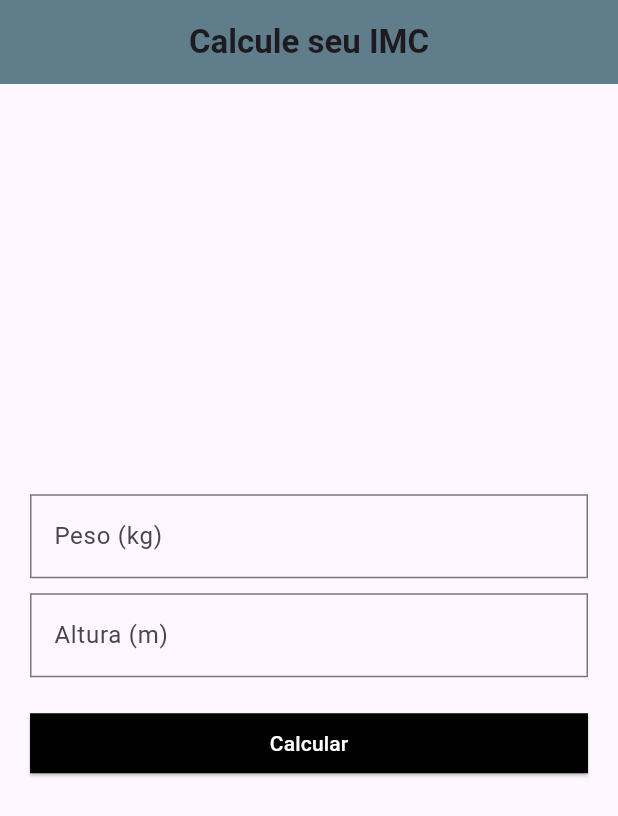
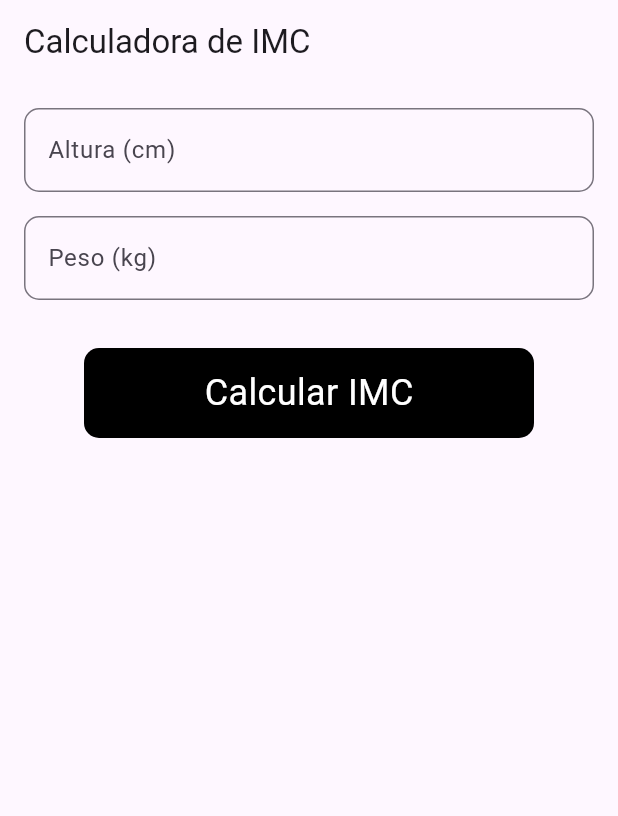
Before and after one commit to LeonardoViniciusBSantos/Calculadora-IMC, a Flutter app: the screen it shows after launch, on a phone screen of 412 x 824 dp. Shown: the top 816 px of the screen. Run offline on Flutter 3.47's test engine with Material 3 defaults, Android fonts, the phone set to English and light mode, and no system bars.

Commit message:
subindo alterações

```diff
--- a/lib/home/calculadora.view.dart
+++ /dev/null
@@ -1,70 +0,0 @@
-import 'package:flutter/cupertino.dart';
-import 'package:flutter/material.dart';
-
-import 'widgets/customButton.widget.dart';
-import 'widgets/customTextField.widget.dart';
-import 'calculadora.dart';
-
-class CalculadoraIMC extends StatefulWidget {
-  @override
-  State<CalculadoraIMC> createState() => _CalculadoraIMCState();
-}
-
-class _CalculadoraIMCState extends State<CalculadoraIMC> {
-  final TextEditingController pesoController = TextEditingController();
-  final TextEditingController alturaController = TextEditingController();
-  String? _imcMessage;
-
-  void calcularIMC() {
-    double peso = double.tryParse(pesoController.text) ?? 0.0;
-    double altura = double.tryParse(alturaController.text) ?? 0.0;
-    setState(() {
-      _imcMessage = IMCCalculator.calcularIMC(peso, altura);
-    });
-  }
-
-  @override
-  Widget build(BuildContext context) {
-    return Scaffold(
-      appBar: AppBar(
-        backgroundColor: Colors.blueGrey,
-        title: Text("Calcule seu IMC",
-        style: TextStyle(
-          fontWeight: FontWeight.bold,
-        ),
-        ),
-        centerTitle: true,
-      ),
-      body: Padding(
-        padding: EdgeInsets.all(20.0),
-        child: Column(
-          mainAxisAlignment: MainAxisAlignment.center,
-          crossAxisAlignment: CrossAxisAlignment.stretch,
-          children: [
-            CustomTextField(
-              controller: pesoController,
-              labelText: "Peso (kg)",
-              keyboardType: TextInputType.number,
-            ),
-            SizedBox(height: 10.0,),
-            CustomTextField(
-              controller: alturaController,
-              labelText: "Altura (m)",
-              keyboardType: TextInputType.number,
-            ),
-            SizedBox(height: 20.0,),
-            CustomButton(
-              text: "Calcular",
-              onPressed: calcularIMC,
-            ),
-            SizedBox(height: 10.0,),
-            Text(
-              _imcMessage ?? "",
-              textAlign: TextAlign.center,
-            )
-          ],
-        ),
-      ),
-    );
-  }
-}
--- /dev/null
+++ b/lib/home/input_screen.dart
@@ -0,0 +1,55 @@
+import 'package:calculadora_imc/home/widgets/customButton.widget.dart';
+import 'package:calculadora_imc/home/widgets/custom_text_field.dart';
+import 'package:flutter/material.dart';
+import 'result_screen.dart';
+
+class InputScreen extends StatefulWidget {
+  @override
+  _InputScreenState createState() => _InputScreenState();
+}
+
+class _InputScreenState extends State<InputScreen> {
+  final TextEditingController _heightController = TextEditingController();
+  final TextEditingController _weightController = TextEditingController();
+
+  @override
+  Widget build(BuildContext context) {
+    return Scaffold(
+      appBar: AppBar(
+        title: Text('Calculadora de IMC'),
+      ),
+      body: Padding(
+        padding: const EdgeInsets.all(16.0),
+        child: Center(
+          child: Column(
+            children: [
+              CustomTextField(
+                controller: _heightController,
+                label: 'Altura (cm)',
+              ),
+              SizedBox(height: 16),
+              CustomTextField(
+                controller: _weightController,
+                label: 'Peso (kg)',
+              ),
+              SizedBox(height: 32),
+              CustomButton(
+                  text: 'Calcular IMC',
+                  onTap: () {
+                    double height = double.parse(_heightController.text) / 100;
+                    double weight = double.parse(_weightController.text);
+                    double imc = weight / (height * height);
+                    Navigator.push(
+                      context,
+                      MaterialPageRoute(
+                        builder: (context) => ResultScreen(imc: imc),
+                      ),
+                    );
+                  }),
+            ],
+          ),
+        ),
+      ),
+    );
+  }
+}
--- /dev/null
+++ b/lib/home/result_screen.dart
@@ -0,0 +1,82 @@
+import 'package:flutter/material.dart';
+
+class ResultScreen extends StatelessWidget {
+  final double imc;
+
+  ResultScreen({required this.imc});
+
+  String getImcCategory(double imc) {
+    if (imc < 16.0) {
+      return 'Muito abaixo do peso';
+    } else if (imc < 18.5) {
+      return 'Abaixo do peso';
+    } else if (imc < 24.9) {
+      return 'Peso normal';
+    } else if (imc < 29.9) {
+      return 'Acima do peso';
+    } else {
+      return 'Muito acima do peso';
+    }
+  }
+
+  IconData getImcIcon(double imc) {
+    if (imc < 16.0) {
+      return Icons.sentiment_very_dissatisfied;
+    } else if (imc < 18.5) {
+      return Icons.sentiment_dissatisfied;
+    } else if (imc < 24.9) {
+      return Icons.sentiment_satisfied_outlined;
+    } else if (imc < 29.9) {
+      return Icons.sentiment_dissatisfied;
+    } else {
+      return Icons.sentiment_very_dissatisfied;
+    }
+  }
+
+  Color getImcIconColor(double imc) {
+    if (imc < 16.0) {
+      return Colors.red;
+    } else if (imc < 18.5) {
+      return Colors.yellow;
+    } else if (imc < 24.9) {
+      return Colors.green;
+    } else if (imc < 29.9) {
+      return Colors.yellow;
+    } else {
+      return Colors.red;
+    }
+  }
+
+  @override
+  Widget build(BuildContext context) {
+    String category = getImcCategory(imc);
+    IconData icon = getImcIcon(imc);
+    Color iconColor = getImcIconColor(imc);
+
+    return Scaffold(
+      appBar: AppBar(title: Text('Resultado do IMC')),
+      body: Center(
+        child: Column(
+          mainAxisAlignment: MainAxisAlignment.center,
+          children: [
+            Icon(
+              icon,
+              size: 100,
+              color: iconColor,
+            ),
+            SizedBox(height: 16),
+            Text(
+              'Seu IMC é: ${imc.toStringAsFixed(2)}',
+              style: TextStyle(fontSize: 24),
+            ),
+            SizedBox(height: 16),
+            Text(
+              category,
+              style: TextStyle(fontSize: 24, fontWeight: FontWeight.bold),
+            ),
+          ],
+        ),
+      ),
+    );
+  }
+}
--- a/lib/home/widgets/customButton.widget.dart
+++ b/lib/home/widgets/customButton.widget.dart
@@ -2,26 +2,29 @@ import 'package:flutter/material.dart';
 
 class CustomButton extends StatelessWidget {
   final String text;
-  final VoidCallback onPressed;
+  final VoidCallback onTap;
 
   CustomButton({
     required this.text,
-    required this.onPressed,
+    required this.onTap,
   });
 
   @override
   Widget build(BuildContext context) {
-    return ElevatedButton(
-      onPressed: onPressed,
-      style: ElevatedButton.styleFrom(
-        backgroundColor: Colors.black,
-        shape: RoundedRectangleBorder(
-          borderRadius: BorderRadius.circular(0.0),
+    return GestureDetector(
+      onTap: onTap,
+      child: Container(
+        width: 300,
+        height: 60,
+        decoration: BoxDecoration(
+            color: Colors.black, borderRadius: BorderRadius.circular(10)),
+        child: Center(
+          child: Text(
+            text,
+            style: TextStyle(color: Colors.white, fontSize: 24),
+          ),
         ),
       ),
-      child: Text(text, style: TextStyle(
-        color: Colors.white,
-      ),),
     );
   }
 }
--- a/lib/home/widgets/customTextField.widget.dart
+++ /dev/null
@@ -1,35 +0,0 @@
-import 'package:flutter/cupertino.dart';
-import 'package:flutter/material.dart';
-import 'package:flutter/services.dart';
-
-class CustomTextField extends StatelessWidget {
-
-  final TextEditingController controller;
-  final String labelText;
-  final TextInputType keyboardType;
-
-  CustomTextField({
-    required this.controller,
-    required this.labelText,
-    this.keyboardType = TextInputType.text,
-  });
-
-
-  @override
-  Widget build(BuildContext context) {
-    return TextField(
-      controller: controller,
-      keyboardType: keyboardType,
-      decoration: InputDecoration(
-        labelText: labelText,
-        border: OutlineInputBorder(
-        borderSide: BorderSide(
-        color: Colors.black,
-        width: 2.0,
-    ),
-    borderRadius: BorderRadius.circular(0.0),
-        ),
-      ),
-    );
-  }
-}
--- /dev/null
+++ b/lib/home/widgets/custom_text_field.dart
@@ -0,0 +1,22 @@
+import 'package:flutter/material.dart';
+
+class CustomTextField extends StatelessWidget {
+  final TextEditingController controller;
+  final String label;
+
+  CustomTextField({required this.controller, required this.label});
+
+  @override
+  Widget build(BuildContext context) {
+    return TextField(
+      controller: controller,
+      keyboardType: TextInputType.number,
+      decoration: InputDecoration(
+        labelText: label,
+        border: OutlineInputBorder(
+          borderRadius: BorderRadius.all(Radius.circular(10.0)),
+        ),
+      ),
+    );
+  }
+}
--- a/lib/main.dart
+++ b/lib/main.dart
@@ -1,19 +1,19 @@
-import 'package:calculadora_imc/home/calculadora.view.dart';
+import 'package:calculadora_imc/home/input_screen.dart';
 import 'package:flutter/material.dart';
 
 void main() {
-  runApp(const MyApp());
+  runApp(MyApp());
 }
 
 class MyApp extends StatelessWidget {
-  const MyApp({super.key});
-
-  // This widget is the root of your application.
   @override
   Widget build(BuildContext context) {
     return MaterialApp(
-      title: 'Calculadora IMC',
-      home: CalculadoraIMC(),
+      title: 'Calculadora de IMC',
+      theme: ThemeData(
+        primarySwatch: Colors.blue,
+      ),
+      home: InputScreen(),
     );
   }
 }
```
Also changed, not shown: lib/home/calculadora.dart (deleted, +0 -14 lines), 1 other file.
